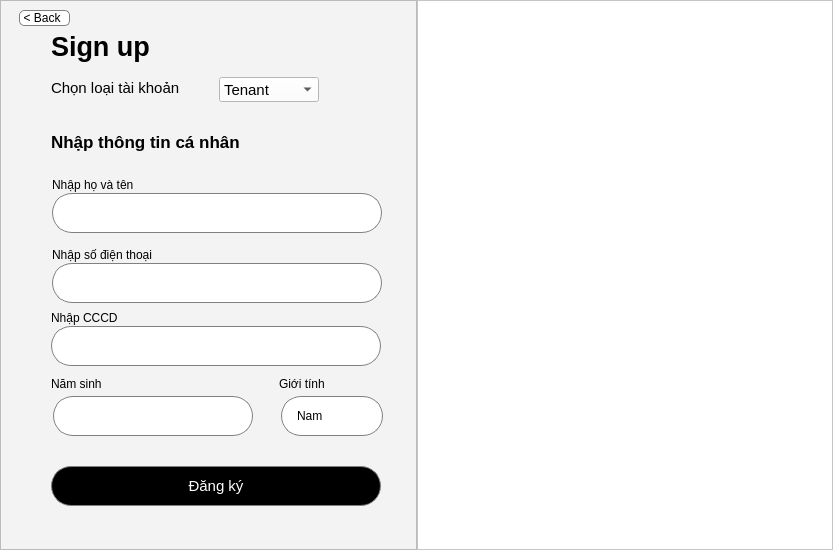
Old version of the form Pbl2/Signin.ui in the repository TrisMinh/PBL2.
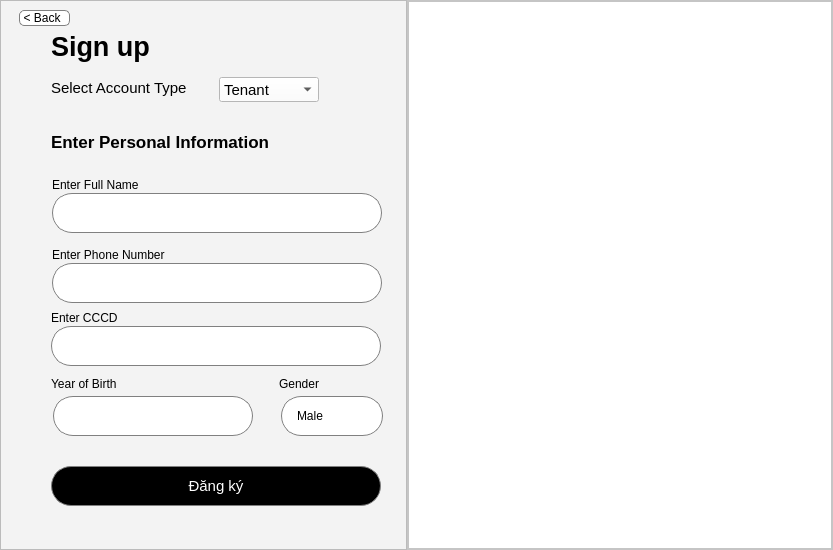
New version of the form. The open tabs and pages were chosen to show the change. Icons and pictures are not drawn.

Patch:
```diff
--- a/Pbl2/Signin.ui
+++ b/Pbl2/Signin.ui
@@ -18,7 +18,7 @@
   </property>
   <property name="minimumSize">
    <size>
-    <width>833</width>
+    <width>417</width>
     <height>550</height>
    </size>
   </property>
@@ -73,6 +73,12 @@
         </property>
         <item>
          <widget class="QFrame" name="frame">
+          <property name="maximumSize">
+           <size>
+            <width>407</width>
+            <height>16777215</height>
+           </size>
+          </property>
           <property name="styleSheet">
            <string notr="true">background-color: rgb(243, 243, 243);</string>
           </property>
@@ -790,7 +796,7 @@
                    </font>
                   </property>
                   <property name="text">
-                   <string>Chọn loại tài khoản</string>
+                   <string>Select Account Type</string>
                   </property>
                  </widget>
                  <widget class="QComboBox" name="comboBox">
@@ -1469,6 +1475,12 @@
                      <height>31</height>
                     </rect>
                    </property>
+                   <property name="minimumSize">
+                    <size>
+                     <width>231</width>
+                     <height>0</height>
+                    </size>
+                   </property>
                    <property name="font">
                     <font>
                      <pointsize>13</pointsize>
@@ -1476,7 +1488,7 @@
                     </font>
                    </property>
                    <property name="text">
-                    <string>Nhập thông tin cá nhân</string>
+                    <string>Enter Personal Information</string>
                    </property>
                   </widget>
                   <widget class="QPushButton" name="Dktenantbtn">
@@ -1524,8 +1536,14 @@
                      <height>16</height>
                     </rect>
                    </property>
+                   <property name="minimumSize">
+                    <size>
+                     <width>241</width>
+                     <height>0</height>
+                    </size>
+                   </property>
                    <property name="text">
-                    <string>Nhập họ và tên</string>
+                    <string>Enter Full Name</string>
                    </property>
                   </widget>
                   <widget class="QLineEdit" name="name">
@@ -1601,8 +1619,14 @@
                      <height>16</height>
                     </rect>
                    </property>
+                   <property name="minimumSize">
+                    <size>
+                     <width>201</width>
+                     <height>0</height>
+                    </size>
+                   </property>
                    <property name="text">
-                    <string>Nhập số điện thoại</string>
+                    <string>Enter Phone Number</string>
                    </property>
                   </widget>
                   <widget class="QLineEdit" name="cccd">
@@ -1646,8 +1670,14 @@
                      <height>16</height>
                     </rect>
                    </property>
+                   <property name="minimumSize">
+                    <size>
+                     <width>151</width>
+                     <height>0</height>
+                    </size>
+                   </property>
                    <property name="text">
-                    <string>Nhập CCCD</string>
+                    <string>Enter CCCD</string>
                    </property>
                   </widget>
                   <widget class="QLineEdit" name="birth">
@@ -1691,8 +1721,14 @@
                      <height>16</height>
                     </rect>
                    </property>
+                   <property name="minimumSize">
+                    <size>
+                     <width>101</width>
+                     <height>0</height>
+                    </size>
+                   </property>
                    <property name="text">
-                    <string>Năm sinh</string>
+                    <string>Year of Birth</string>
                    </property>
                   </widget>
                   <widget class="QLabel" name="label_24">
@@ -1704,11 +1740,17 @@
                      <height>16</height>
                     </rect>
                    </property>
+                   <property name="minimumSize">
+                    <size>
+                     <width>101</width>
+                     <height>0</height>
+                    </size>
+                   </property>
                    <property name="text">
-                    <string>Giới tính</string>
+                    <string>Gender</string>
                    </property>
                   </widget>
-                  <widget class="QWidget" name="layoutWidget">
+                  <widget class="QWidget" name="layoutWidget11">
                    <property name="geometry">
                     <rect>
                      <x>262</x>
@@ -1745,7 +1787,7 @@
                       </property>
                       <item>
                        <property name="text">
-                        <string>Nam</string>
+                        <string>Male</string>
                        </property>
                       </item>
                       <item>
@@ -1834,10 +1876,16 @@
          <widget class="QFrame" name="frame_2">
           <property name="minimumSize">
            <size>
-            <width>416</width>
+            <width>0</width>
             <height>0</height>
            </size>
           </property>
+          <property name="maximumSize">
+           <size>
+            <width>16777215</width>
+            <height>16777215</height>
+           </size>
+          </property>
           <property name="styleSheet">
            <string notr="true">background-color: rgb(255, 255, 255);</string>
           </property>
@@ -1847,6 +1895,30 @@
           <property name="frameShadow">
            <enum>QFrame::Shadow::Raised</enum>
           </property>
+          <layout class="QVBoxLayout" name="verticalLayout_5">
+           <property name="spacing">
+            <number>0</number>
+           </property>
+           <property name="leftMargin">
+            <number>0</number>
+           </property>
+           <property name="topMargin">
+            <number>0</number>
+           </property>
+           <property name="rightMargin">
+            <number>0</number>
+           </property>
+           <property name="bottomMargin">
+            <number>0</number>
+           </property>
+           <item>
+            <widget class="QGraphicsView" name="graphicsView">
+             <property name="styleSheet">
+              <string notr="true">border-image: url(:/new/prefix1/Resources/Pbl2.jpg);</string>
+             </property>
+            </widget>
+           </item>
+          </layout>
          </widget>
         </item>
        </layout>
```
Left out of the diff: 44 changed lines with no effect on the pictures.
